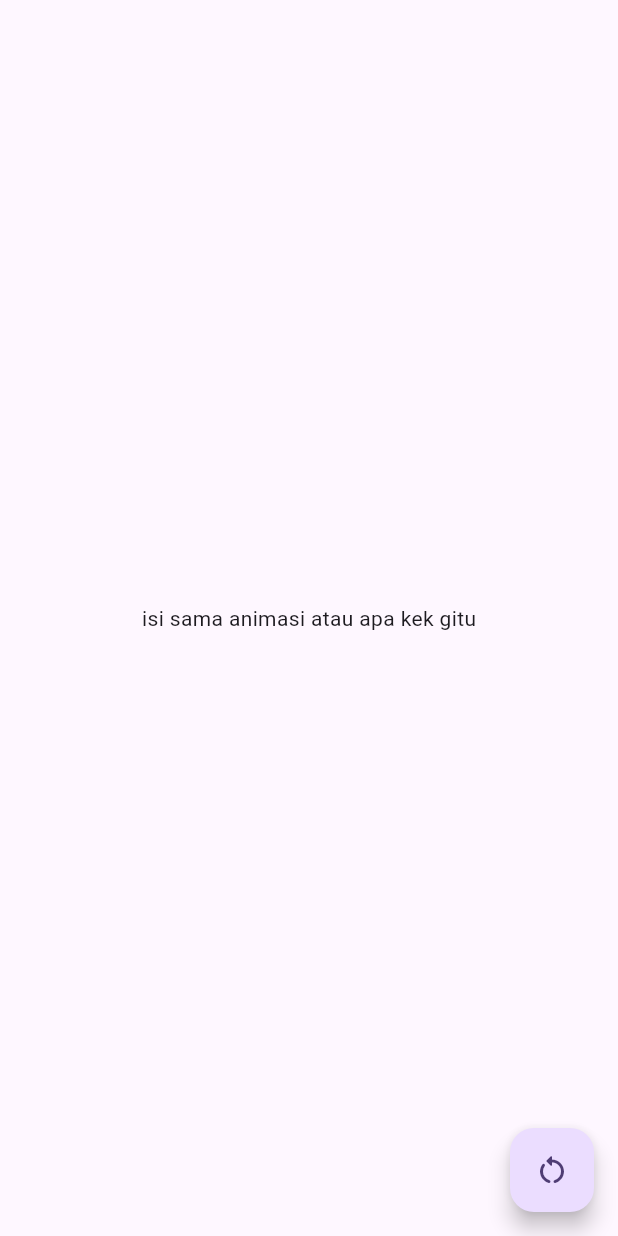
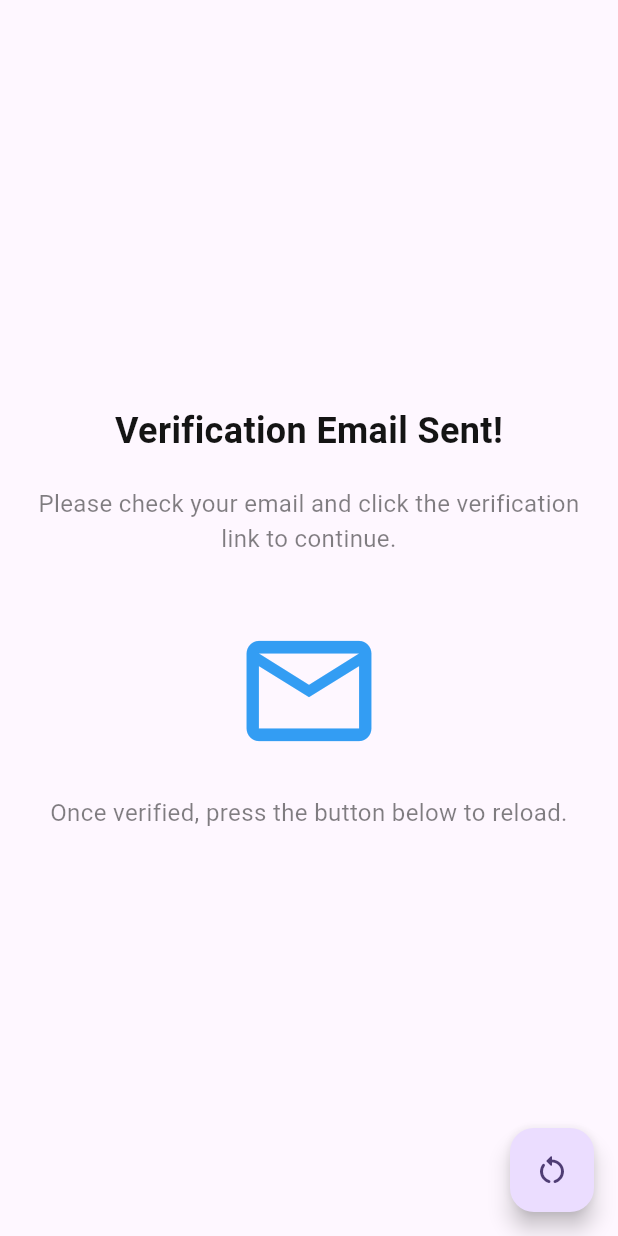
Before and after one commit to HernandoBun/gacortask, a Flutter app: the Verify screen opened directly, on a phone screen of 412 x 824 dp. Run offline on Flutter 3.47's test engine with Material 3 defaults, Android fonts, the phone set to English and light mode, and no system bars; our stand-ins replace carousel_slider, firebase_auth, firebase_core, fl_chart, get, smooth_page_indicator; accounts and stored records are empty; network calls fail.

Commit message:
Membuat halaman loading saat mengirim email verifikasi

```diff
--- a/lib/screens/verifyemail.dart
+++ b/lib/screens/verifyemail.dart
@@ -10,14 +10,46 @@ class Verify extends StatefulWidget {
   State<Verify> createState() => _VerifyState();
 }
 
-class _VerifyState extends State<Verify> {
+class _VerifyState extends State<Verify> with SingleTickerProviderStateMixin {
+  late AnimationController _controller;
+  late Animation<double> _fadeAnimation;
+
+  // State to manage which icon to show
+  bool _showCheckIcon = false;
+
   @override
   void initState() {
-    sendverifylink();
     super.initState();
+
+    // Initialize animation controller
+    _controller = AnimationController(
+      vsync: this,
+      duration: const Duration(seconds: 2),
+    );
+    _fadeAnimation = CurvedAnimation(parent: _controller, curve: Curves.easeIn);
+
+    // Start the animation
+    _controller.forward();
+
+    // Delay to change the icon after 4 seconds
+    Future.delayed(const Duration(seconds: 4), () {
+      setState(() {
+        _showCheckIcon = true; // Change icon to check mark
+      });
+    });
+
+    // Send verification link
+    sendVerifyLink();
   }
 
-  sendverifylink() async {
+  @override
+  void dispose() {
+    _controller.dispose(); // Dispose the animation controller
+    super.dispose();
+  }
+
+  // Send verification email link
+  sendVerifyLink() async {
     final user = FirebaseAuth.instance.currentUser!;
     await user.sendEmailVerification().then(
       (value) => {
@@ -31,6 +63,7 @@ class _VerifyState extends State<Verify> {
     );
   }
 
+  // Reload verification state
   reload() async {
     await FirebaseAuth.instance.currentUser!
         .reload()
@@ -40,14 +73,65 @@ class _VerifyState extends State<Verify> {
   @override
   Widget build(BuildContext context) {
     return Scaffold(
-      body: const Padding(
-        padding: EdgeInsets.all(20.0),
-        child: Center(
-          child: Text('isi sama animasi atau apa kek gitu'),
+      body: FadeTransition(
+        opacity: _fadeAnimation,
+        child: Padding(
+          padding: const EdgeInsets.all(20.0),
+          child: Column(
+            mainAxisAlignment: MainAxisAlignment.center,
+            children: [
+              // Header text with fade-in animation
+              const Text(
+                'Verification Email Sent!',
+                style: TextStyle(
+                  fontSize: 24,
+                  fontWeight: FontWeight.bold,
+                  color: Colors.black,
+                ),
+                textAlign: TextAlign.center,
+              ),
+              const SizedBox(height: 20),
+              const Text(
+                'Please check your email and click the verification link to continue.',
+                style: TextStyle(fontSize: 16, color: Colors.black54),
+                textAlign: TextAlign.center,
+              ),
+              const SizedBox(height: 40),
+
+              // Animated email or check icon
+              AnimatedSwitcher(
+                duration: const Duration(seconds: 1),
+                transitionBuilder: (Widget child, Animation<double> animation) {
+                  return ScaleTransition(scale: animation, child: child);
+                },
+                child: _showCheckIcon
+                    ? const Icon(
+                        Icons.check_circle_outline,
+                        key: ValueKey('checkIcon'),
+                        size: 100,
+                        color: Colors.green,
+                      )
+                    : const Icon(
+                        Icons.email_outlined,
+                        key: ValueKey('emailIcon'),
+                        size: 100,
+                        color: Colors.blue,
+                      ),
+              ),
+              const SizedBox(height: 20),
+
+              // Reload instruction
+              const Text(
+                'Once verified, press the button below to reload.',
+                style: TextStyle(fontSize: 16, color: Colors.black54),
+                textAlign: TextAlign.center,
+              ),
+            ],
+          ),
         ),
       ),
       floatingActionButton: FloatingActionButton(
-        onPressed: (() => reload()),
+        onPressed: reload,
         child: const Icon(
           Icons.restart_alt_rounded,
         ),
```
Lines whose indentation alone changed are shown as unchanged.
